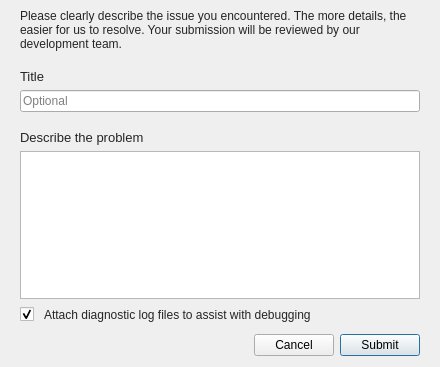
Old version of the form src/MEGASync/gui/macx/BugReportDialog.ui in the repository meganz/MEGAsync.
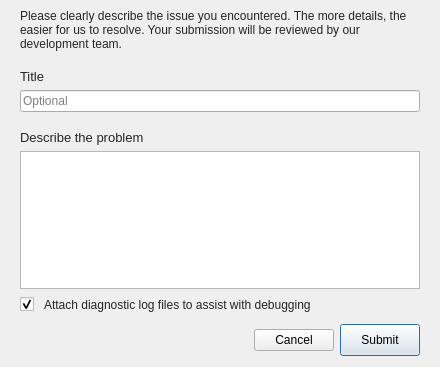
New version of the form.

Commit message: SAT-703.Buttons in some languages broken

What changed in the file:
```diff
--- a/src/MEGASync/gui/macx/BugReportDialog.ui
+++ b/src/MEGASync/gui/macx/BugReportDialog.ui
@@ -217,6 +217,18 @@
       </item>
       <item>
        <widget class="QPushButton" name="bSubmit">
+        <property name="minimumSize">
+         <size>
+          <width>0</width>
+          <height>32</height>
+         </size>
+        </property>
+        <property name="maximumSize">
+         <size>
+          <width>16777215</width>
+          <height>32</height>
+         </size>
+        </property>
         <property name="text">
          <string>Submit</string>
         </property>
```
The commit also changes 4 other files.
